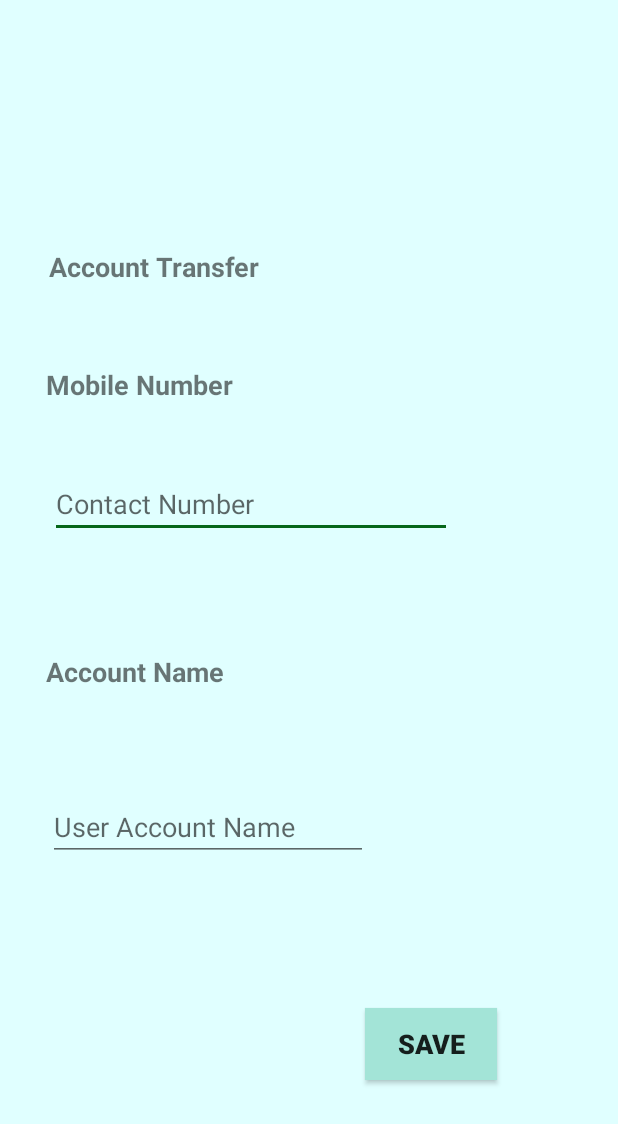
After one commit to Rahuljoy/wallet, an Android app: the AddContactActivity screen opened directly, with no data from a screen before it, on a phone screen of 412 x 824 dp. The commit adds this screen. Shown: the top 1124 px of the screen. Run offline under Robolectric (Android 15) with nearby library versions, the phone set to English and light mode, and no system bars.

Commit message:
beneficiaries done

```diff
--- a/app/src/main/AndroidManifest.xml
+++ b/app/src/main/AndroidManifest.xml
@@ -50,6 +50,12 @@
         </activity>
         <activity android:name=".TransactionMenuActivity">
         </activity>
+        <activity android:name=".AccountTransferActivity">
+        </activity>
+        <activity android:name=".AddContactActivity">
+        </activity>
+        <activity android:name=".MobileRechargeActivity">
+        </activity>
     </application>
 
 </manifest>
--- a/app/src/main/java/com/example/rahul/wallet/TransactionMenuActivity.java
+++ b/app/src/main/java/com/example/rahul/wallet/TransactionMenuActivity.java
@@ -1,5 +1,6 @@
 package com.example.rahul.wallet;
 
+import android.content.Intent;
 import android.support.v7.app.AppCompatActivity;
 import android.os.Bundle;
 import android.view.View;
@@ -25,7 +26,10 @@ public class TransactionMenuActivity extends AppCompatActivity {
                 String user_id;
                 if (extras != null) {
                     user_id = extras.getString("user_id");
+                    Intent intent = new Intent(TransactionMenuActivity.this,AccountTransferActivity.class);
+                    intent.putExtra("user_id",user_id);
 //                    System.out.println("user id ----->"+user_id);
+                    startActivity(intent);
                     Toast.makeText(TransactionMenuActivity.this, "Transaction", Toast.LENGTH_SHORT).show();
                 }
             }
--- /dev/null
+++ b/app/src/main/java/com/example/rahul/wallet/interfaces/AddContactService.java
@@ -0,0 +1,16 @@
+package com.example.rahul.wallet.interfaces;
+
+import com.example.rahul.wallet.model.AddContactObject;
+import com.example.rahul.wallet.model.AddContactRequest;
+import retrofit2.Call;
+import retrofit2.http.Body;
+import retrofit2.http.Headers;
+import retrofit2.http.POST;
+import retrofit2.http.Query;
+
+public interface AddContactService {
+    @Headers("Content-Type: application/json")
+    @POST("transaction/beneficiary-fundtransfer-api.php")
+    Call<AddContactObject> addAccountContact(@Query("user_id") String user_id , @Body AddContactRequest addContactRequest);
+
+}
--- /dev/null
+++ b/app/src/main/res/layout/activity_add_contact.xml
@@ -0,0 +1,79 @@
+<?xml version="1.0" encoding="utf-8"?>
+<android.support.constraint.ConstraintLayout
+        xmlns:android="http://schemas.android.com/apk/res/android"
+        xmlns:tools="http://schemas.android.com/tools"
+        xmlns:app="http://schemas.android.com/apk/res-auto"
+        android:layout_width="match_parent"
+        android:layout_height="match_parent"
+        android:background="@color/colorLIGHTCYAN"
+        tools:context=".AddContactActivity">
+
+    <TextView
+            android:layout_width="172dp"
+            android:layout_height="33dp"
+            android:id="@+id/textView5" app:layout_constraintEnd_toEndOf="parent" android:layout_marginEnd="8dp"
+            android:layout_marginRight="8dp" app:layout_constraintStart_toStartOf="parent"
+            android:layout_marginLeft="8dp" android:layout_marginStart="8dp" app:layout_constraintTop_toTopOf="parent"
+            android:layout_marginTop="8dp" app:layout_constraintBottom_toBottomOf="parent"
+            android:layout_marginBottom="8dp" app:layout_constraintHorizontal_bias="0.102"
+            app:layout_constraintVertical_bias="0.305" android:textStyle="bold"
+            android:textSize="18sp" android:text="Mobile Number"/>
+    <EditText
+            android:layout_width="268dp"
+            android:layout_height="wrap_content"
+            android:inputType="phone"
+            android:ems="10"
+            android:id="@+id/contactNoText" app:layout_constraintEnd_toEndOf="parent"
+            android:layout_marginEnd="8dp" android:layout_marginRight="8dp"
+            app:layout_constraintStart_toStartOf="parent" android:layout_marginLeft="8dp"
+            android:layout_marginStart="8dp" android:layout_marginTop="8dp"
+            app:layout_constraintTop_toBottomOf="@+id/textView5" app:layout_constraintBottom_toBottomOf="parent"
+            android:layout_marginBottom="8dp" app:layout_constraintHorizontal_bias="0.2"
+            app:layout_constraintVertical_bias="0.058" android:hint="Contact Number"/>
+    <TextView
+            android:layout_width="172dp"
+            android:layout_height="33dp"
+            android:id="@+id/textView7" app:layout_constraintEnd_toEndOf="parent" android:layout_marginEnd="8dp"
+            android:layout_marginRight="8dp" app:layout_constraintStart_toStartOf="parent"
+            android:layout_marginLeft="8dp" android:layout_marginStart="8dp" android:layout_marginTop="8dp"
+            app:layout_constraintTop_toBottomOf="@+id/contactNoText" app:layout_constraintBottom_toBottomOf="parent"
+            android:layout_marginBottom="8dp" app:layout_constraintHorizontal_bias="0.102"
+            app:layout_constraintVertical_bias="0.165" android:textStyle="bold"
+            android:textSize="18sp" android:text="Account Name"/>
+    <EditText
+            android:layout_width="wrap_content"
+            android:layout_height="wrap_content"
+            android:inputType="textPersonName"
+            android:ems="10"
+            android:id="@+id/accountNameText" app:layout_constraintEnd_toEndOf="parent"
+            android:layout_marginEnd="8dp" android:layout_marginRight="8dp"
+            app:layout_constraintStart_toStartOf="parent" android:layout_marginLeft="8dp"
+            android:layout_marginStart="8dp" android:layout_marginTop="8dp"
+            app:layout_constraintTop_toBottomOf="@+id/textView7" app:layout_constraintBottom_toBottomOf="parent"
+            android:layout_marginBottom="8dp" app:layout_constraintHorizontal_bias="0.13"
+            app:layout_constraintVertical_bias="0.176" android:hint="User Account Name"/>
+    <Button
+            android:text="Save"
+            android:layout_width="wrap_content"
+            android:layout_height="wrap_content"
+            android:id="@+id/saveButton" android:layout_marginTop="8dp"
+            app:layout_constraintTop_toBottomOf="@+id/accountNameText" app:layout_constraintEnd_toEndOf="parent"
+            android:layout_marginEnd="8dp" android:layout_marginRight="8dp"
+            app:layout_constraintStart_toStartOf="parent" android:layout_marginLeft="8dp"
+            android:layout_marginStart="8dp" app:layout_constraintBottom_toBottomOf="parent"
+            android:layout_marginBottom="8dp" android:textStyle="bold" android:textSize="18sp"
+            android:background="#A3E4D7  " app:layout_constraintHorizontal_bias="0.764"
+            app:layout_constraintVertical_bias="0.485"/>
+    <TextView
+            android:layout_width="247dp"
+            android:layout_height="37dp"
+            android:textAllCaps="false"
+            android:textStyle="bold" android:text="@string/account_transfer"
+            app:layout_constraintStart_toStartOf="parent"
+            android:layout_marginLeft="8dp" android:layout_marginStart="8dp" app:layout_constraintEnd_toEndOf="parent"
+            android:layout_marginEnd="8dp" android:layout_marginRight="8dp"
+            app:layout_constraintHorizontal_bias="0.165" app:layout_constraintTop_toTopOf="parent"
+            android:layout_marginTop="8dp" app:layout_constraintBottom_toBottomOf="parent"
+            android:layout_marginBottom="8dp" app:layout_constraintVertical_bias="0.204" android:textSize="18sp"
+            android:id="@+id/accountTransactionTypeView"/>
+</android.support.constraint.ConstraintLayout>
--- a/app/src/main/res/values/strings.xml
+++ b/app/src/main/res/values/strings.xml
@@ -17,4 +17,6 @@
     <string name="hello_blank_fragment">Hello blank fragment</string>
     <string name="logout">LogOut</string>
     <string name="title_activity_main2">Main2Activity</string>
+    <string name="button">Button</string>
+    <string name="account_transfer">Account Transfer</string>
 </resources>
```
Also changed, not shown: app/src/main/java/com/example/rahul/wallet/AccountTransferActivity.java (added, +38 -0 lines), app/src/main/java/com/example/rahul/wallet/AddContactActivity.java (added, +120 -0 lines), app/src/main/java/com/example/rahul/wallet/MobileRechargeActivity.java (added, +13 -0 lines), app/src/main/java/com/example/rahul/wallet/model/AddContactObject.java (added, +15 -0 lines), app/src/main/java/com/example/rahul/wallet/model/AddContactRequest.java (added, +40 -0 lines), app/src/main/res/layout/activity_account_transfer.xml (added, +72 -0 lines), app/src/main/res/layout/activity_mobile_recharge.xml (added, +10 -0 lines), app/src/main/res/layout/activity_transaction_menu.xml (+9 -7 lines), 47 other files.
